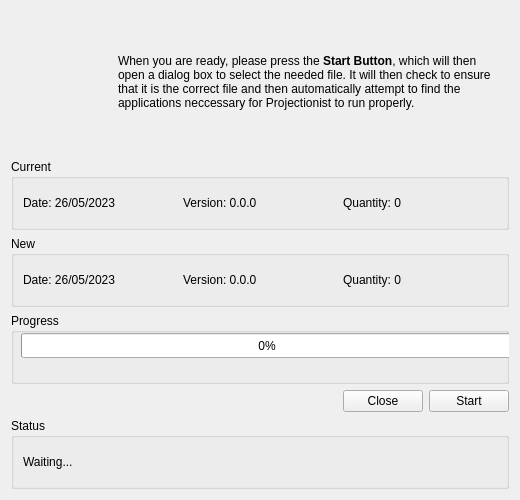
Old version of the form wizards/appwizard.ui in the repository britesc/AppWizard.
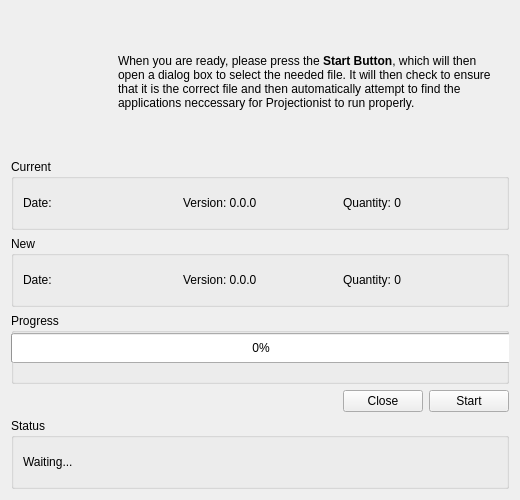
New version of the form. Icons and pictures are not drawn.

Diff of the .ui file:
```diff
--- a/wizards/appwizard.ui
+++ b/wizards/appwizard.ui
@@ -94,7 +94,7 @@
           <item>
            <widget class="QLabel" name="labelCurrentDate">
             <property name="text">
-             <string>Date: 26/05/2023</string>
+             <string>Date: </string>
             </property>
            </widget>
           </item>
@@ -122,7 +122,7 @@
    <item>
     <layout class="QHBoxLayout" name="horizontalLayout_1">
      <item>
-      <widget class="QGroupBox" name="groupBoxCurrent">
+      <widget class="QGroupBox" name="groupBoxNew">
        <property name="title">
         <string>New</string>
        </property>
@@ -132,7 +132,7 @@
           <item>
            <widget class="QLabel" name="labelNewDate">
             <property name="text">
-             <string>Date: 26/05/2023</string>
+             <string>Date: </string>
             </property>
            </widget>
           </item>
@@ -167,10 +167,10 @@
        <widget class="QProgressBar" name="progressBarApplications">
         <property name="geometry">
          <rect>
-          <x>10</x>
+          <x>0</x>
           <y>20</y>
-          <width>492</width>
-          <height>25</height>
+          <width>500</width>
+          <height>30</height>
          </rect>
         </property>
         <property name="sizePolicy">
```
Left out of the diff: 59 changed lines with no effect on the pictures.
